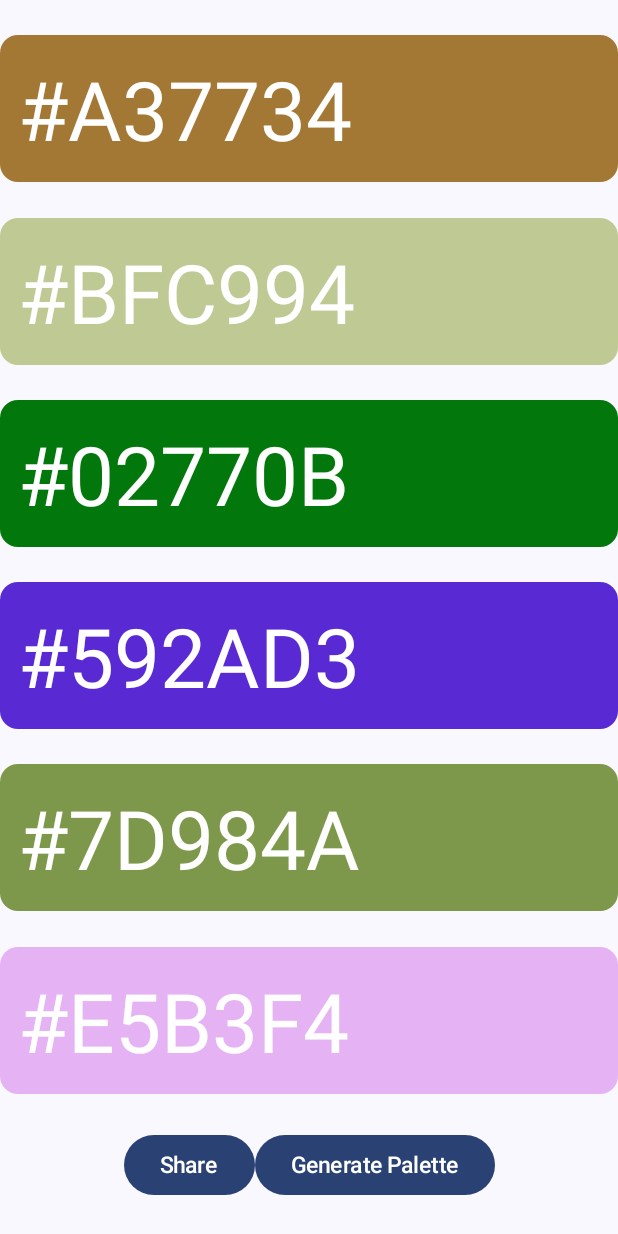
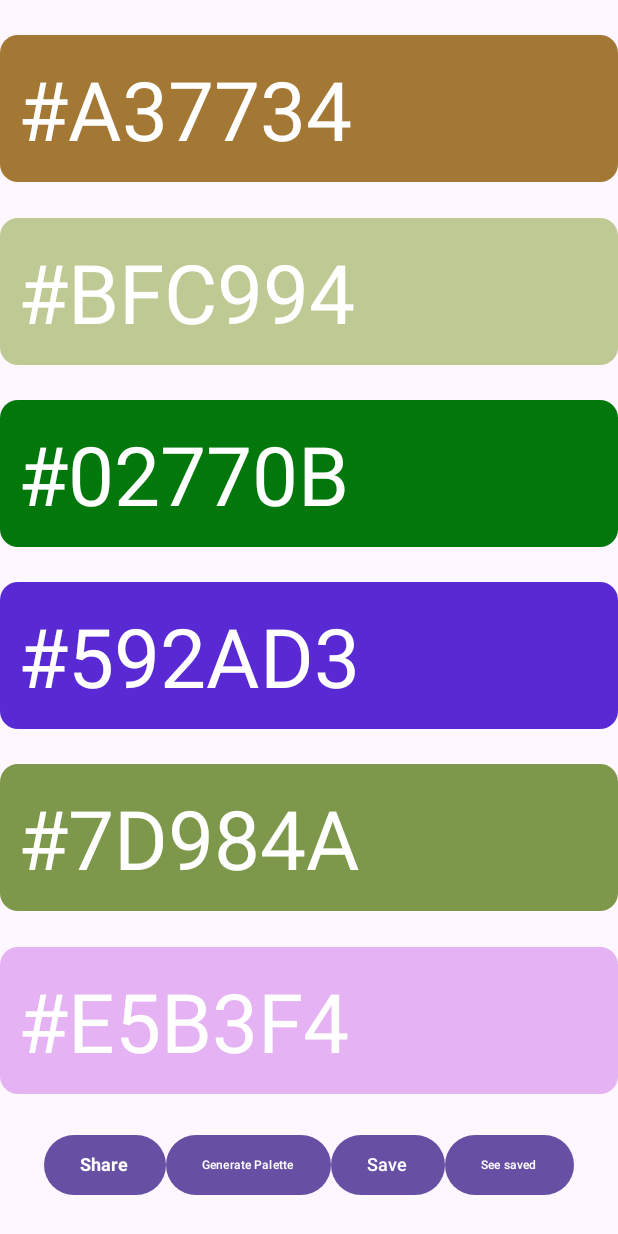
Before and after one commit to ZuzAser80/DailyPalette, an Android app built with Jetpack Compose: the screen it shows after launch (MainActivity), after a tap on "Share", on a phone screen of 412 x 824 dp. Run offline under Robolectric (Android 15) with nearby library versions, the phone set to English and light mode, and no system bars; our stand-ins replace Room's generated code.

```diff
--- a/app/src/main/java/com/zuzaser/dailypalette/MainActivity.kt
+++ b/app/src/main/java/com/zuzaser/dailypalette/MainActivity.kt
@@ -8,13 +8,18 @@ import androidx.activity.ComponentActivity
 import androidx.activity.compose.setContent
 import androidx.activity.enableEdgeToEdge
 import androidx.annotation.RequiresApi
+import androidx.compose.foundation.background
 import androidx.compose.foundation.layout.Arrangement
+import androidx.compose.foundation.layout.Box
 import androidx.compose.foundation.layout.Column
 import androidx.compose.foundation.layout.Row
 import androidx.compose.foundation.layout.fillMaxSize
 import androidx.compose.foundation.layout.fillMaxWidth
-import androidx.compose.foundation.layout.padding
+import androidx.compose.foundation.layout.height
+import androidx.compose.foundation.layout.width
+import androidx.compose.foundation.rememberScrollState
 import androidx.compose.foundation.shape.RoundedCornerShape
+import androidx.compose.foundation.verticalScroll
 import androidx.compose.material3.Button
 import androidx.compose.material3.Scaffold
 import androidx.compose.material3.Text
@@ -23,19 +28,25 @@ import androidx.compose.runtime.mutableStateOf
 import androidx.compose.runtime.remember
 import androidx.compose.ui.Alignment
 import androidx.compose.ui.Modifier
-import androidx.compose.ui.tooling.preview.Preview
 import androidx.compose.ui.unit.dp
 import androidx.compose.ui.unit.sp
 import com.zuzaser.dailypalette.model.PaletteModel
-import com.zuzaser.dailypalette.ui.theme.DailyPaletteTheme
 import com.zuzaser.dailypalette.viewmodel.PaletteViewModel
 import kotlin.random.Random
 //IMPORTANT
 import androidx.compose.runtime.getValue
 import androidx.compose.runtime.key
 import androidx.compose.runtime.setValue
+import androidx.compose.ui.graphics.Color
 import androidx.compose.ui.platform.LocalContext
+import androidx.compose.ui.text.font.Font
+import androidx.compose.ui.text.font.FontStyle
+import androidx.compose.ui.text.font.FontWeight
 import androidx.core.content.ContextCompat
+import com.zuzaser.dailypalette.repository.PaletteRepository
+import com.zuzaser.dailypalette.room.PaletteDatabase
+import java.util.UUID
+import kotlin.random.nextInt
 
 class MainActivity : ComponentActivity() {
     @RequiresApi(Build.VERSION_CODES.O)
@@ -43,9 +54,39 @@ class MainActivity : ComponentActivity() {
     override fun onCreate(savedInstanceState: Bundle?) {
         super.onCreate(savedInstanceState)
         enableEdgeToEdge()
-        setContent() {
-            var showDialog by remember { mutableStateOf(generateRandomPalette()) }
-            DailyPaletteTheme {
+        //Creating database - related things
+        val paletteDb = PaletteDatabase.getInstance(application)
+        val paletteDao = paletteDb.loginDao()
+        val repository: PaletteRepository = PaletteRepository(paletteDao)
+
+        setContent {
+            var currentPalette by remember { mutableStateOf(generateRandomPalette()) }
+            var isSavedOpened by remember { mutableStateOf(false) }
+            if (isSavedOpened) {
+                Column (
+                    modifier = Modifier
+                        .fillMaxSize()
+                        //.verticalScroll(rememberScrollState())
+                    ,
+                    verticalArrangement = Arrangement.Center,
+                    horizontalAlignment = Alignment.CenterHorizontally
+                ) {
+                    Box(Modifier.background(Color.Green).fillMaxWidth())
+                    if (repository.paletteList.value != null) {
+                        for (palette in repository.paletteList.value!!) {
+                            PaletteRow(palette)
+                        }
+                    } else {
+                        PaletteRow(currentPalette)
+                    }
+                    Button(
+                        onClick = { isSavedOpened = false },
+                        shape = RoundedCornerShape(25.dp),
+                    ) {
+                        Text("Back", fontSize = 15.sp)
+                    }
+                }
+            } else {
                 Scaffold {
                     Column(
                         modifier = Modifier
@@ -53,7 +94,7 @@ class MainActivity : ComponentActivity() {
                         verticalArrangement = Arrangement.SpaceEvenly,
                         horizontalAlignment = Alignment.CenterHorizontally
                     ) {
-                        for (i in showDialog.getColors()) {
+                        for (i in currentPalette.getColors()) {
                             key(i) {
                                 PaletteViewModel().GetView(i)
                             }
@@ -65,7 +106,8 @@ class MainActivity : ComponentActivity() {
                                 onClick = {
                                     val type = "text/plain"
                                     val subject = "Check out this palette!"
-                                    val extraText = showDialog.getColors().joinToString(separator = ", ")
+                                    val extraText =
+                                        currentPalette.getColors().joinToString(separator = ", ")
                                     val shareWith = "ShareWith"
                                     val intent = Intent(Intent.ACTION_SEND)
                                     intent.type = type
@@ -80,15 +122,28 @@ class MainActivity : ComponentActivity() {
                                 shape = RoundedCornerShape(25.dp),
 
                                 ) {
-                                Text("Share", fontSize = 15.sp)
+                                Text("Share", fontSize = 12.sp, fontWeight = FontWeight.Bold)
                             }
                             //Generate new Palette Button
                             Button(
-                                onClick = { showDialog = generateRandomPalette() },
+                                onClick = { currentPalette = generateRandomPalette() },
+                                shape = RoundedCornerShape(50.dp)
+                            ) {
+                                Text("Generate Palette", fontSize = 8.sp)
+                            }
+                            //Save button
+                            Button(
+                                onClick = { repository.addPalette(currentPalette) },
                                 shape = RoundedCornerShape(25.dp),
-
                             ) {
-                                Text("Generate Palette", fontSize = 15.sp)
+                                Text("Save", fontSize = 12.sp)
+                            }
+                            //Open saved palettes
+                            Button(
+                                onClick = { isSavedOpened = true; },
+                                shape = RoundedCornerShape(25.dp),
+                            ) {
+                                Text("See saved", fontSize = 8.sp)
                             }
                         }
                     }
@@ -98,9 +153,24 @@ class MainActivity : ComponentActivity() {
     }
 }
 
+@Composable
+fun PaletteRow(paletteModel: PaletteModel) {
+    Row(modifier = Modifier.fillMaxWidth()) {
+        Box(
+            modifier = Modifier
+                .background(
+                    Color.Green
+                ).fillMaxWidth()
+        )
+        Button(onClick = {}, shape = RoundedCornerShape(25.dp)) {
+            Text("Open", fontSize = 15.sp)
+        }
+    }
+}
+
 fun generateRandomPalette() : PaletteModel {
     return PaletteModel(
-        Random.nextInt(255),
+        Random(Random.nextInt(225)).nextInt(255),
         String.format("#%06X", Random.nextInt(0xFFFFFF + 1)),
         String.format("#%06X", Random.nextInt(0xFFFFFF + 1)),
         String.format("#%06X", Random.nextInt(0xFFFFFF + 1)),
--- a/app/src/main/java/com/zuzaser/dailypalette/model/PaletteModel.kt
+++ b/app/src/main/java/com/zuzaser/dailypalette/model/PaletteModel.kt
@@ -5,7 +5,8 @@ import androidx.room.PrimaryKey
 
 @Entity(tableName = "palettes")
 data class PaletteModel (
-    @PrimaryKey val id: Int,
+    @PrimaryKey(autoGenerate = true)
+    val id: Int = 0,
     val color0: String,
     val color1: String,
     val color2: String,
@@ -14,6 +15,7 @@ data class PaletteModel (
     val color5: String,
     val name : String
 ) {
+
     fun getColors() : List<String> {
         return listOf(color0, color1, color2, color3, color4, color5)
     }
--- a/app/src/main/java/com/zuzaser/dailypalette/repository/PaletteRepository.kt
+++ b/app/src/main/java/com/zuzaser/dailypalette/repository/PaletteRepository.kt
@@ -1,5 +1,6 @@
 package com.zuzaser.dailypalette.repository
 
+import androidx.lifecycle.LiveData
 import com.zuzaser.dailypalette.model.PaletteModel
 import com.zuzaser.dailypalette.room.PaletteDao
 import kotlinx.coroutines.CoroutineScope
@@ -11,11 +12,10 @@ class PaletteRepository (private val dao : PaletteDao) {
 
     fun addPalette(paletteModel : PaletteModel) {
         coroutineScope.launch(Dispatchers.IO) {
+            println("ADDED PALETTE: " + paletteModel.id + " : " + paletteModel.name + " : " + paletteList.value)
             dao.add(paletteModel)
         }
     }
 
-    fun getAll() : List<PaletteModel> {
-        return dao.getAllPalettes()
-    }
+    val paletteList: LiveData<List<PaletteModel>> = dao.getAllPalettes()
 }
--- a/app/src/main/java/com/zuzaser/dailypalette/room/PaletteDao.kt
+++ b/app/src/main/java/com/zuzaser/dailypalette/room/PaletteDao.kt
@@ -1,15 +1,18 @@
 package com.zuzaser.dailypalette.room
 
+import androidx.lifecycle.LiveData
 import androidx.room.Dao
 import androidx.room.Insert
+import androidx.room.OnConflictStrategy
 import androidx.room.Query
+import androidx.room.Update
 import com.zuzaser.dailypalette.model.PaletteModel
 
 @Dao
 interface PaletteDao {
-    @Insert
+    @Insert(onConflict = OnConflictStrategy.REPLACE)
     suspend fun add(paletteModel: PaletteModel)
 
     @Query("SELECT * FROM palettes")
-    fun getAllPalettes(): List<PaletteModel>
+    fun getAllPalettes(): LiveData<List<PaletteModel>>
 }
--- a/app/src/main/java/com/zuzaser/dailypalette/room/PaletteDatabase.kt
+++ b/app/src/main/java/com/zuzaser/dailypalette/room/PaletteDatabase.kt
@@ -6,7 +6,7 @@ import androidx.room.Room
 import androidx.room.RoomDatabase
 import com.zuzaser.dailypalette.model.PaletteModel
 
-@Database(entities = [PaletteModel::class], version = 1, exportSchema = false)
+@Database(entities = [PaletteModel::class], version = 2, exportSchema = false)
 abstract class PaletteDatabase : RoomDatabase() {
 
     abstract fun loginDao() : PaletteDao
```
